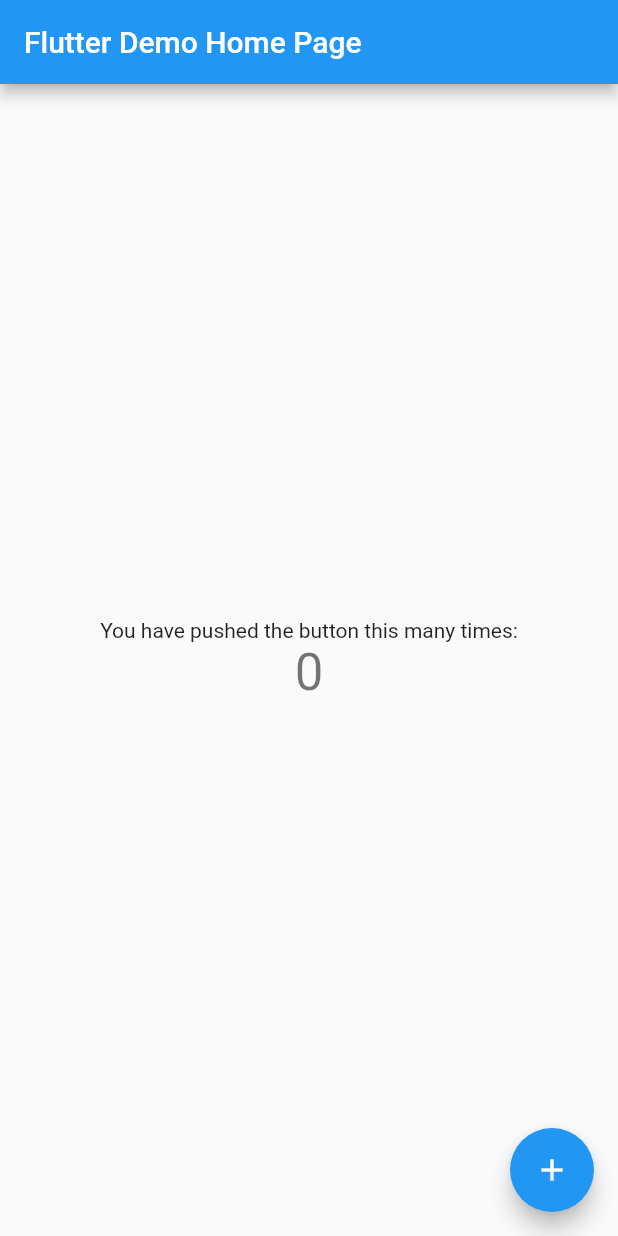
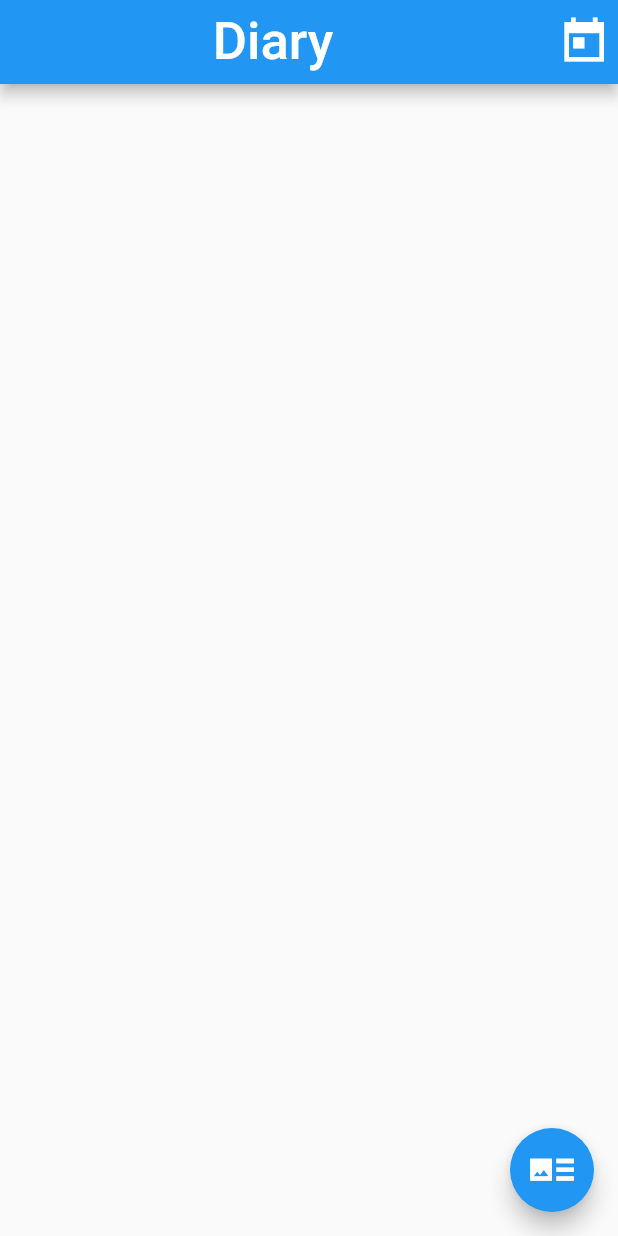
Before and after one commit to kikugaw/diary, a Flutter app: the screen it shows after launch, on a phone screen of 412 x 824 dp. Run offline on Flutter 3.47's test engine with Material 2 defaults, Android fonts, the phone set to English and light mode, and no system bars.

Commit message:
アイコンの追加

```diff
--- a/lib/main.dart
+++ b/lib/main.dart
@@ -5,24 +5,20 @@
 }
 
 class MyApp extends StatelessWidget {
-
   @override
   Widget build(BuildContext context) {
     return MaterialApp(
       title: 'Flutter Demo',
       theme: ThemeData(
-
         primarySwatch: Colors.blue,
       ),
-      home: MyHomePage(title: 'Flutter Demo Home Page'),
+      home: MyHomePage(title: 'Diary'),
     );
   }
 }
 
 class MyHomePage extends StatefulWidget {
   MyHomePage({Key key, this.title}) : super(key: key);
-
-
 
   final String title;
 
@@ -31,43 +27,40 @@
 }
 
 class _MyHomePageState extends State<MyHomePage> {
-  int _counter = 0;
-
-  void _incrementCounter() {
-    setState(() {
-
-      _counter++;
-    });
-  }
-
   @override
   Widget build(BuildContext context) {
-
     return Scaffold(
       appBar: AppBar(
-
-        title: Text(widget.title),
+        title: Center(
+          child: Text(
+            widget.title,
+            style: TextStyle(
+              fontSize: 35,
+            ),
+          ),
+        ),
+        actions: <Widget>[
+          IconButton(
+              icon: Icon(
+                Icons.today_sharp,
+                size: 35,
+              ),
+              onPressed: () => setState(() {})),
+        ],
       ),
       body: Center(
-
         child: Column(
-
           mainAxisAlignment: MainAxisAlignment.center,
-          children: <Widget>[
-            Text(
-              'You have pushed the button this many times:',
-            ),
-            Text(
-              '$_counter',
-              style: Theme.of(context).textTheme.headline4,
-            ),
-          ],
+          children: <Widget>[],
         ),
       ),
       floatingActionButton: FloatingActionButton(
-        onPressed: _incrementCounter,
+        //onPressed: (),
         tooltip: 'Increment',
-        child: Icon(Icons.add),
+        child: Icon(
+          Icons.art_track_sharp,
+          size: 35,
+        ),
       ),
     );
   }
```
